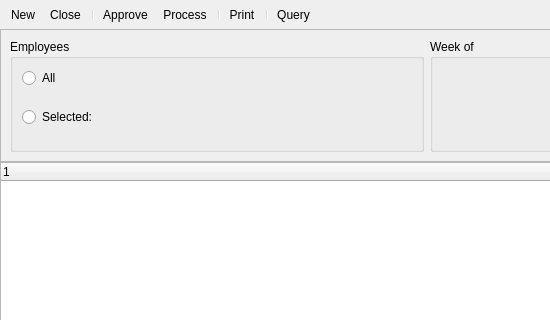
Old version of the form extensions/time_expense/foundation-database/te/tables/pkguiform/timeExpenseSheets.ui in the repository mmicr001/xtte; both pictures show x 0 to 550 and y 0 to 320 of the 800 by 600 pixel window.
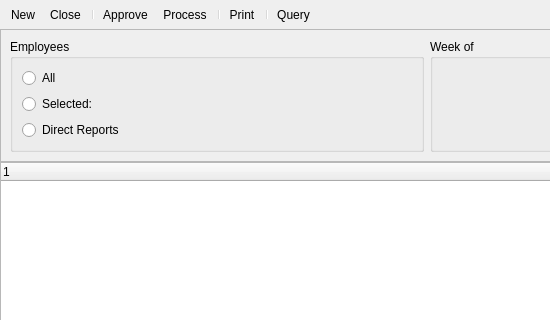
New version of the form. Custom widgets are drawn as their Qt base class.

Commit message: Issue #15494:add direct reports filter

```diff
--- a/extensions/time_expense/foundation-database/te/tables/pkguiform/timeExpenseSheets.ui
+++ b/extensions/time_expense/foundation-database/te/tables/pkguiform/timeExpenseSheets.ui
@@ -142,6 +142,33 @@
            </item>
           </layout>
          </item>
+         <item row="2" column="0">
+          <layout class="QHBoxLayout" name="horizontalLayout_4">
+           <item>
+            <widget class="QRadioButton" name="_showDirectReports">
+             <property name="text">
+              <string>Direct Reports</string>
+             </property>
+            </widget>
+           </item>
+           <item>
+            <widget class="EmpCluster" name="_manager"/>
+           </item>
+           <item>
+            <spacer name="horizontalSpacer_3">
+             <property name="orientation">
+              <enum>Qt::Horizontal</enum>
+             </property>
+             <property name="sizeHint" stdset="0">
+              <size>
+               <width>40</width>
+               <height>20</height>
+              </size>
+             </property>
+            </spacer>
+           </item>
+          </layout>
+         </item>
         </layout>
        </widget>
       </item>
```
The commit also changes 2 other files.
